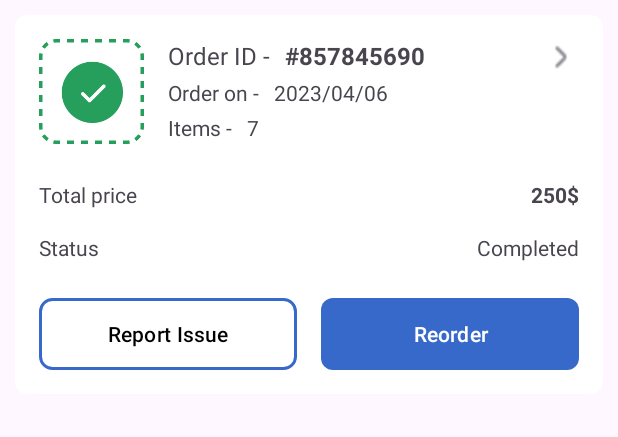
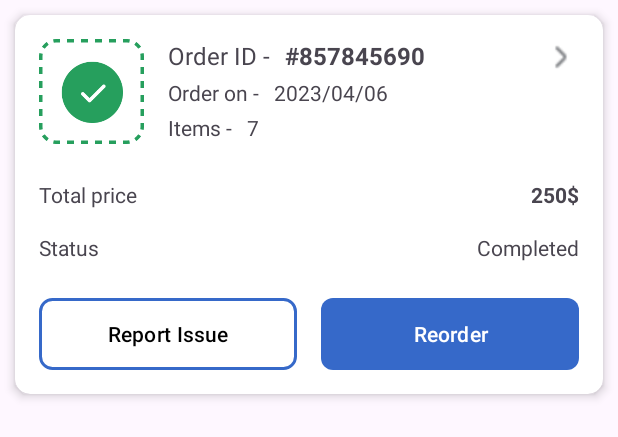
Before and after one commit to EADClickCart/ClickCart-E-commerce, an Android app: the layout item_order_view_1.xml on its own in the app's theme, with its tools: preview values and no code run, on a phone screen of 412 x 824 dp. Shown: the top 437 px of the screen. Run offline under Robolectric (Android 15) with nearby library versions, the light colour scheme and no system bars.

Commit message:
small change

```diff
--- a/app/src/main/res/layout/item_order_view_1.xml
+++ b/app/src/main/res/layout/item_order_view_1.xml
@@ -4,7 +4,7 @@
     android:layout_width="match_parent"
     android:layout_height="wrap_content"
     android:layout_margin="10dp"
-    app:cardCornerRadius="8dp"
+    app:cardCornerRadius="10dp"
     app:cardElevation="4dp">
 
     <androidx.constraintlayout.widget.ConstraintLayout
```
